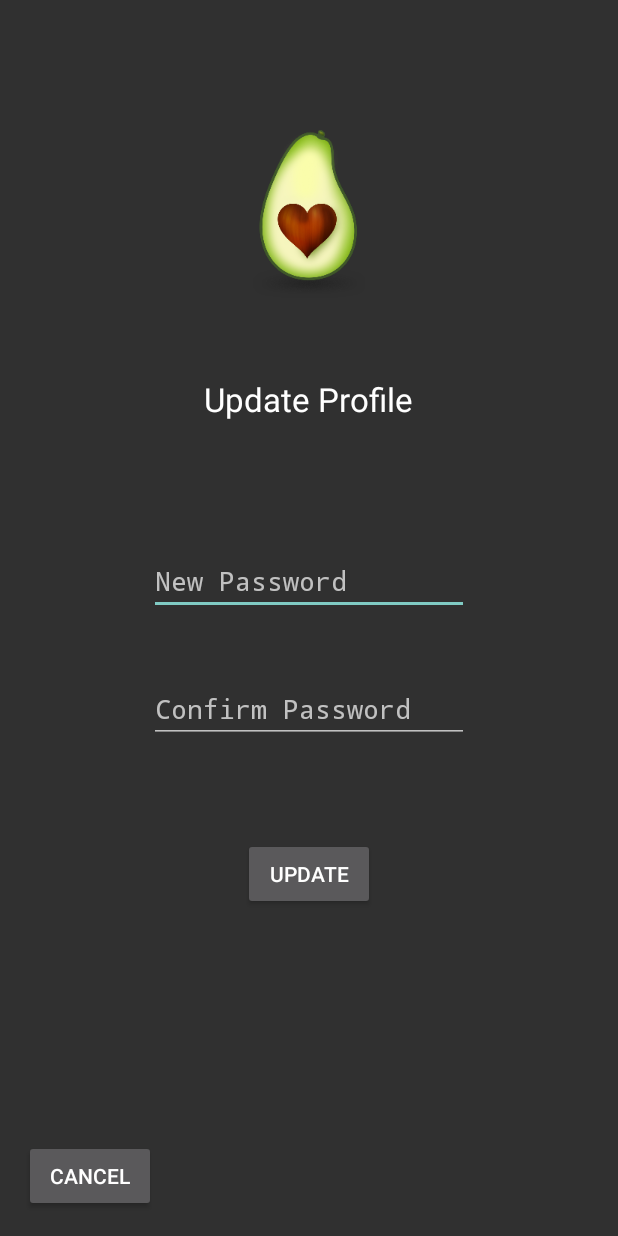
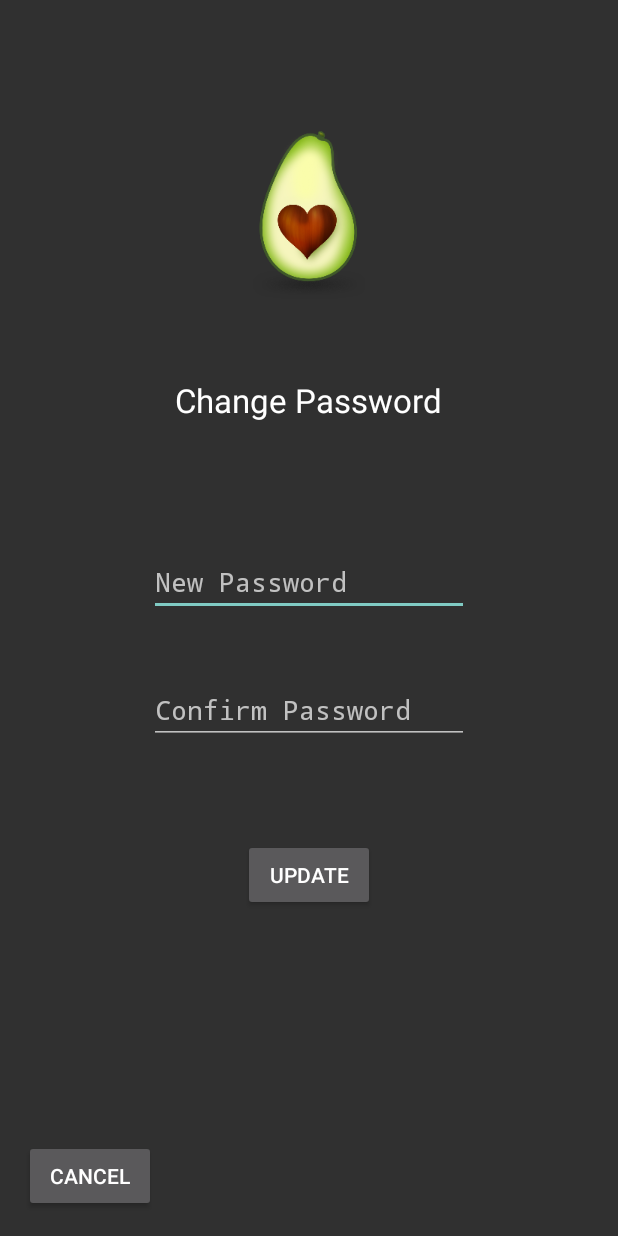
Before and after one commit to adityavishwanath/FreshAvocados, an Android app: the ConfirmPasswordActivity screen opened directly, with no data from a screen before it, after a tap on "CONFIRM", on a phone screen of 412 x 824 dp. Run offline under Robolectric (Android 15) with nearby library versions, the phone set to English and light mode, and no system bars; 1 statement that could not run was skipped.

Commit message:
Added new activity to handle changing password separately from editing profile

```diff
--- a/app/src/main/AndroidManifest.xml
+++ b/app/src/main/AndroidManifest.xml
@@ -35,7 +35,10 @@
             android:label="@string/title_activity_confirm_password" />
         <activity
             android:name=".controller.EditProfileActivity"
-            android:label="@string/title_activity_edit_profile"></activity>
+            android:label="@string/title_activity_edit_profile" />
+        <activity
+            android:name=".controller.NewPasswordActivity"
+            android:label="@string/title_activity_new_password"></activity>
     </application>
 
 </manifest>
--- a/app/src/main/java/com/cs2340/officehours/freshavocados/controller/ConfirmPasswordActivity.java
+++ b/app/src/main/java/com/cs2340/officehours/freshavocados/controller/ConfirmPasswordActivity.java
@@ -41,7 +41,7 @@ public class ConfirmPasswordActivity extends Activity {
                 correctPasswordToast = Toast.makeText(getApplicationContext(), "Password Confirmed", Toast.LENGTH_SHORT);
             }
             correctPasswordToast.show();
-            startActivity(new Intent(getApplicationContext(), EditProfileActivity.class));
+            startActivity(new Intent(getApplicationContext(), NewPasswordActivity.class));
         }
         Vibrator a = (Vibrator) getSystemService(Context.VIBRATOR_SERVICE);
         a.vibrate(50);
--- /dev/null
+++ b/app/src/main/res/layout/activity_new_password.xml
@@ -0,0 +1,77 @@
+<?xml version="1.0" encoding="utf-8"?>
+<RelativeLayout xmlns:android="http://schemas.android.com/apk/res/android"
+    xmlns:tools="http://schemas.android.com/tools"
+    android:layout_width="match_parent"
+    android:layout_height="match_parent"
+    android:paddingBottom="@dimen/activity_vertical_margin"
+    android:paddingLeft="@dimen/activity_horizontal_margin"
+    android:paddingRight="@dimen/activity_horizontal_margin"
+    android:paddingTop="@dimen/activity_vertical_margin"
+    tools:context="com.cs2340.officehours.freshavocados.controller.NewPasswordActivity">
+
+    <ImageView
+        android:layout_width="128dp"
+        android:layout_height="128dp"
+        android:id="@+id/imageView"
+        android:src="@drawable/avocado_logo"
+        android:clickable="true"
+        android:baselineAlignBottom="false"
+        android:adjustViewBounds="false"
+        android:layout_marginTop="60dp"
+        android:layout_alignParentTop="true"
+        android:layout_centerHorizontal="true" />
+
+    <TextView
+        android:layout_width="wrap_content"
+        android:layout_height="wrap_content"
+        android:text="Change Password"
+        android:id="@+id/changePassTitleText"
+        android:enabled="true"
+        android:textAppearance="?android:attr/textAppearanceLarge"
+        android:layout_below="@+id/imageView"
+        android:layout_centerHorizontal="true"
+        android:layout_marginTop="48dp" />
+
+    <EditText
+        android:layout_width="wrap_content"
+        android:layout_height="wrap_content"
+        android:inputType="textPassword"
+        android:ems="10"
+        android:id="@+id/new_pass"
+        android:hint="@string/new_password"
+        android:layout_marginTop="84dp"
+        android:layout_centerInParent="true"
+        android:layout_below="@+id/changePassTitleText" />
+
+    <EditText
+        android:layout_width="wrap_content"
+        android:layout_height="wrap_content"
+        android:inputType="textPassword"
+        android:ems="10"
+        android:id="@+id/confirm_new_pass"
+        android:hint="@string/confirm_password"
+        android:layout_below="@+id/new_pass"
+        android:layout_alignEnd="@+id/new_pass"
+        android:layout_marginTop="40dp" />
+
+    <Button
+        android:layout_width="wrap_content"
+        android:layout_height="wrap_content"
+        android:id="@+id/updatePasswordButton"
+        android:text="Update"
+        android:clickable="true"
+        android:onClick="onClickChangePass"
+        android:layout_below="@+id/confirm_new_pass"
+        android:layout_centerHorizontal="true"
+        android:layout_marginTop="63dp" />
+
+    <Button
+        android:layout_width="wrap_content"
+        android:layout_height="wrap_content"
+        android:id="@+id/cancelButton"
+        android:text="Cancel"
+        android:clickable="true"
+        android:onClick="onClickCancelChangePassword"
+        android:layout_alignParentBottom="true"
+        android:layout_alignParentStart="true" />
+</RelativeLayout>
--- a/app/src/main/res/values/strings.xml
+++ b/app/src/main/res/values/strings.xml
@@ -24,4 +24,5 @@
     <string name="edit_profile">Edit Profile</string>
     <string name="title_activity_confirm_password">ConfirmPassword</string>
     <string name="title_activity_edit_profile">EditProfileActivity</string>
+    <string name="title_activity_new_password">NewPasswordActivity</string>
 </resources>
```
Also changed, not shown: app/src/main/java/com/cs2340/officehours/freshavocados/controller/NewPasswordActivity.java (added, +54 -0 lines), app/src/main/res/layout/activity_main.xml (+4 -6 lines), app/src/main/res/layout/activity_view_profile.xml (+14 -5 lines).
